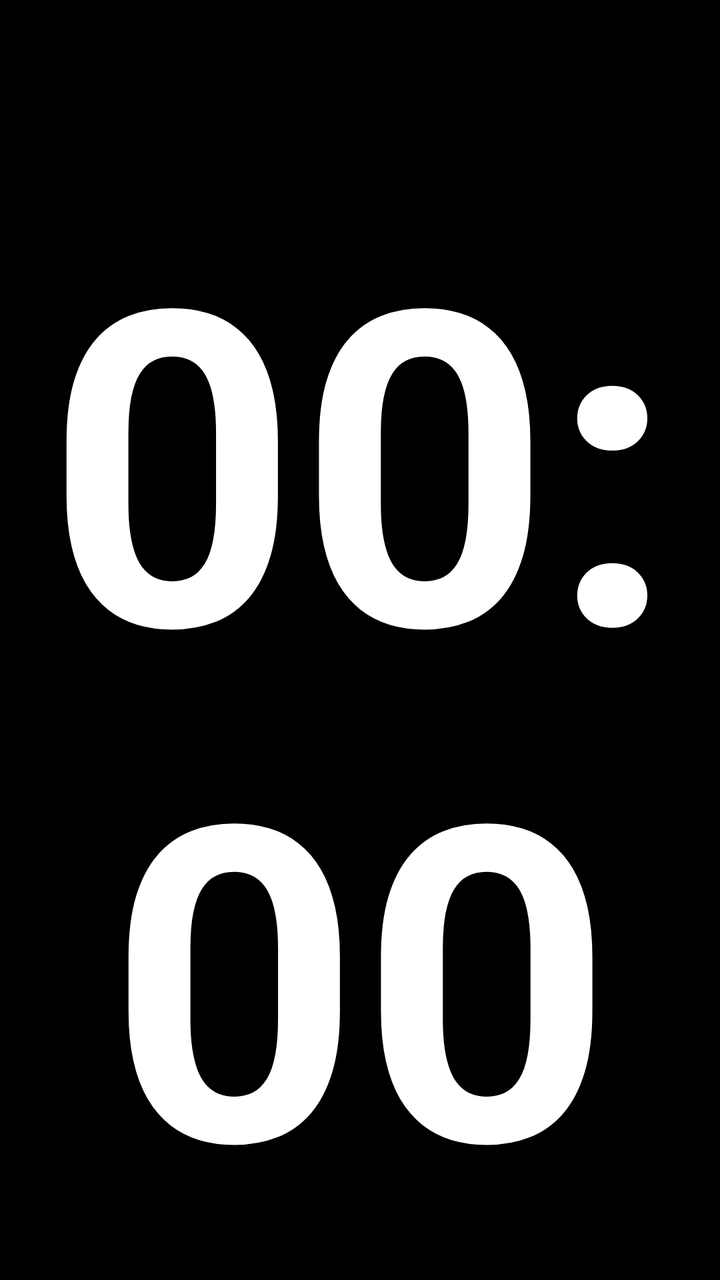
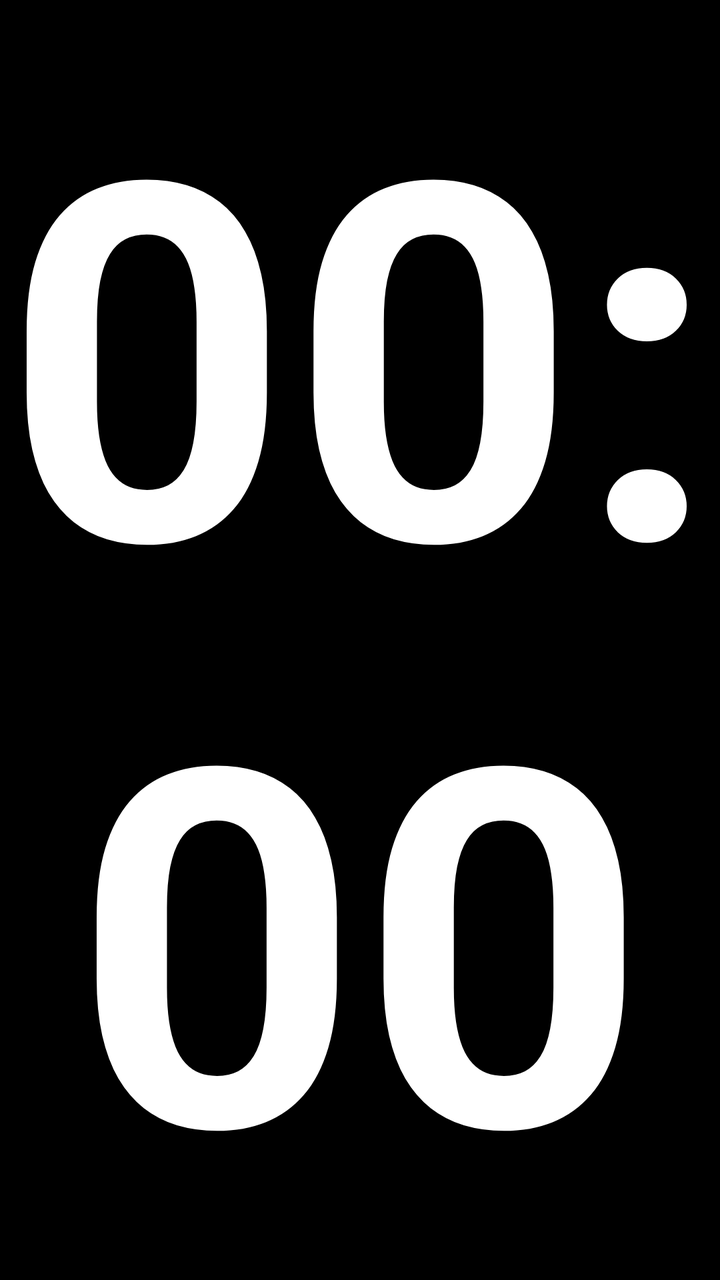

The first picture is an Android layout as it rendered before a commit; the second is the same layout after the commit. The layout source and the unified diff follow.
<!-- AndroidManifest.xml: application theme Theme.AppCompat.NoActionBar -->
<!-- res/layout/activity_main.xml -->
<?xml version="1.0" encoding="utf-8"?>
<RelativeLayout xmlns:android="http://schemas.android.com/apk/res/android"
    android:layout_width="match_parent"
    android:layout_height="match_parent"
    android:background="#000000"
    android:clipChildren="false"
    android:clipToPadding="false">

    
    <TextSwitcher
        android:id="@+id/topInfoSwitcher"
        android:layout_width="match_parent"
        android:layout_height="wrap_content"
        android:layout_alignParentTop="true"
        android:layout_marginTop="32dp" />

    
    <TextClock
        android:id="@+id/clockView"
        android:layout_width="match_parent"
        android:layout_height="wrap_content"
        android:layout_alignParentBottom="true"
        android:layout_marginBottom="16dp"
        android:gravity="center_horizontal"
        android:includeFontPadding="false"
        android:format12Hour="HH:mm"
        android:format24Hour="HH:mm"
        android:textColor="#FFFFFF"
        android:textSize="220sp"
        android:textStyle="bold" />

</RelativeLayout>
<!-- resources referenced by this layout -->
<resources>

</resources>

<!-- the commit's change to res/layout/activity_main.xml (unified diff, before → after) -->
@@ -26,7 +26,7 @@
         android:format12Hour="HH:mm"
         android:format24Hour="HH:mm"
         android:textColor="#FFFFFF"
-        android:textSize="220sp"
+        android:textSize="250sp"
         android:textStyle="bold" />
 
 </RelativeLayout>
